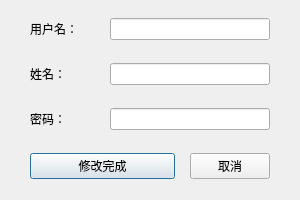
First picture: the form in Ticket/infodialog.ui, repository idy002/ticket, before the edit.
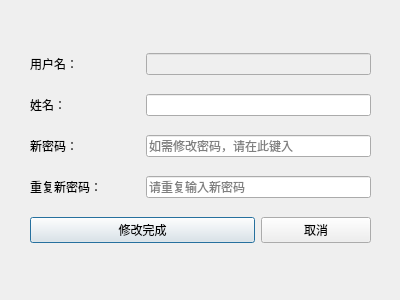
Second picture: the form after the edit.

Patch:
```diff
--- a/Ticket/infodialog.ui
+++ b/Ticket/infodialog.ui
@@ -6,55 +6,35 @@
    <rect>
     <x>0</x>
     <y>0</y>
-    <width>300</width>
-    <height>200</height>
+    <width>400</width>
+    <height>300</height>
    </rect>
   </property>
   <property name="minimumSize">
    <size>
-    <width>300</width>
-    <height>200</height>
+    <width>400</width>
+    <height>300</height>
    </size>
   </property>
   <property name="maximumSize">
    <size>
-    <width>300</width>
-    <height>200</height>
+    <width>400</width>
+    <height>300</height>
    </size>
   </property>
   <property name="windowTitle">
    <string>修改用户信息</string>
   </property>
-  <widget class="QWidget" name="layoutWidget">
+  <widget class="QWidget" name="">
    <property name="geometry">
     <rect>
      <x>30</x>
-     <y>10</y>
-     <width>240</width>
-     <height>181</height>
+     <y>40</y>
+     <width>341</width>
+     <height>221</height>
     </rect>
    </property>
    <layout class="QGridLayout" name="gridLayout">
-    <property name="spacing">
-     <number>15</number>
-    </property>
-    <item row="2" column="0">
-     <widget class="QLabel" name="label_3">
-      <property name="text">
-       <string>密码：</string>
-      </property>
-     </widget>
-    </item>
-    <item row="1" column="0">
-     <widget class="QLabel" name="label_2">
-      <property name="text">
-       <string>姓名：</string>
-      </property>
-     </widget>
-    </item>
-    <item row="0" column="1" colspan="2">
-     <widget class="QLineEdit" name="userIDLineEdit"/>
-    </item>
     <item row="0" column="0">
      <widget class="QLabel" name="label">
       <property name="text">
@@ -62,20 +42,65 @@
       </property>
      </widget>
     </item>
+    <item row="0" column="1" colspan="2">
+     <widget class="QLineEdit" name="userIDLineEdit">
+      <property name="enabled">
+       <bool>false</bool>
+      </property>
+     </widget>
+    </item>
+    <item row="1" column="0">
+     <widget class="QLabel" name="label_2">
+      <property name="text">
+       <string>姓名：</string>
+      </property>
+     </widget>
+    </item>
     <item row="1" column="1" colspan="2">
      <widget class="QLineEdit" name="userNameLineEdit"/>
     </item>
-    <item row="3" column="0" colspan="2">
+    <item row="2" column="0">
+     <widget class="QLabel" name="label_3">
+      <property name="text">
+       <string>新密码：</string>
+      </property>
+     </widget>
+    </item>
+    <item row="2" column="1" colspan="2">
+     <widget class="QLineEdit" name="pwdLineEdit">
+      <property name="echoMode">
+       <enum>QLineEdit::Password</enum>
+      </property>
+      <property name="placeholderText">
+       <string>如需修改密码，请在此键入</string>
+      </property>
+     </widget>
+    </item>
+    <item row="3" column="0">
+     <widget class="QLabel" name="label_4">
+      <property name="text">
+       <string>重复新密码：</string>
+      </property>
+     </widget>
+    </item>
+    <item row="3" column="1" colspan="2">
+     <widget class="QLineEdit" name="repwdLineEdit">
+      <property name="echoMode">
+       <enum>QLineEdit::Password</enum>
+      </property>
+      <property name="placeholderText">
+       <string>请重复输入新密码</string>
+      </property>
+     </widget>
+    </item>
+    <item row="4" column="0" colspan="2">
      <widget class="QPushButton" name="pushButton">
       <property name="text">
        <string>修改完成</string>
       </property>
      </widget>
     </item>
-    <item row="2" column="1" colspan="2">
-     <widget class="QLineEdit" name="pwdLineEdit"/>
-    </item>
-    <item row="3" column="2">
+    <item row="4" column="2">
      <widget class="QPushButton" name="pushButton_2">
       <property name="text">
        <string>取消</string>
```
